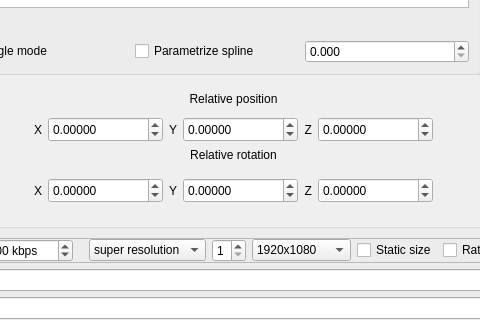
Old version of the form plugins/core/qAnimation/ui/animationDlg.ui in the repository PSNC-NM/CloudCompare; both pictures show x 229 to 709 and y 250 to 570 of the 925 by 674 pixel window.
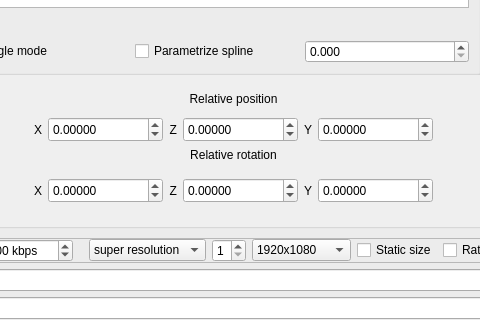
New version of the form. Icons and pictures are not drawn.

Commit message: fix axis labels in qWrlAnimation and qAnimation plugins

The edit to the form file:
```diff
--- a/plugins/core/qAnimation/ui/animationDlg.ui
+++ b/plugins/core/qAnimation/ui/animationDlg.ui
@@ -336,7 +336,7 @@
        <item>
         <widget class="QLabel" name="label_13">
          <property name="text">
-          <string>Y</string>
+          <string>Z</string>
          </property>
          <property name="alignment">
           <set>Qt::AlignRight|Qt::AlignTrailing|Qt::AlignVCenter</set>
@@ -365,7 +365,7 @@
        <item>
         <widget class="QLabel" name="label_12">
          <property name="text">
-          <string>Z</string>
+          <string>Y</string>
          </property>
          <property name="alignment">
           <set>Qt::AlignRight|Qt::AlignTrailing|Qt::AlignVCenter</set>
@@ -466,7 +466,7 @@
        <item>
         <widget class="QLabel" name="label_16">
          <property name="text">
-          <string>Y</string>
+          <string>Z</string>
          </property>
          <property name="alignment">
           <set>Qt::AlignRight|Qt::AlignTrailing|Qt::AlignVCenter</set>
@@ -495,7 +495,7 @@
        <item>
         <widget class="QLabel" name="label_15">
          <property name="text">
-          <string>Z</string>
+          <string>Y</string>
          </property>
          <property name="alignment">
           <set>Qt::AlignRight|Qt::AlignTrailing|Qt::AlignVCenter</set>
```
The commit also changes 1 other file.
